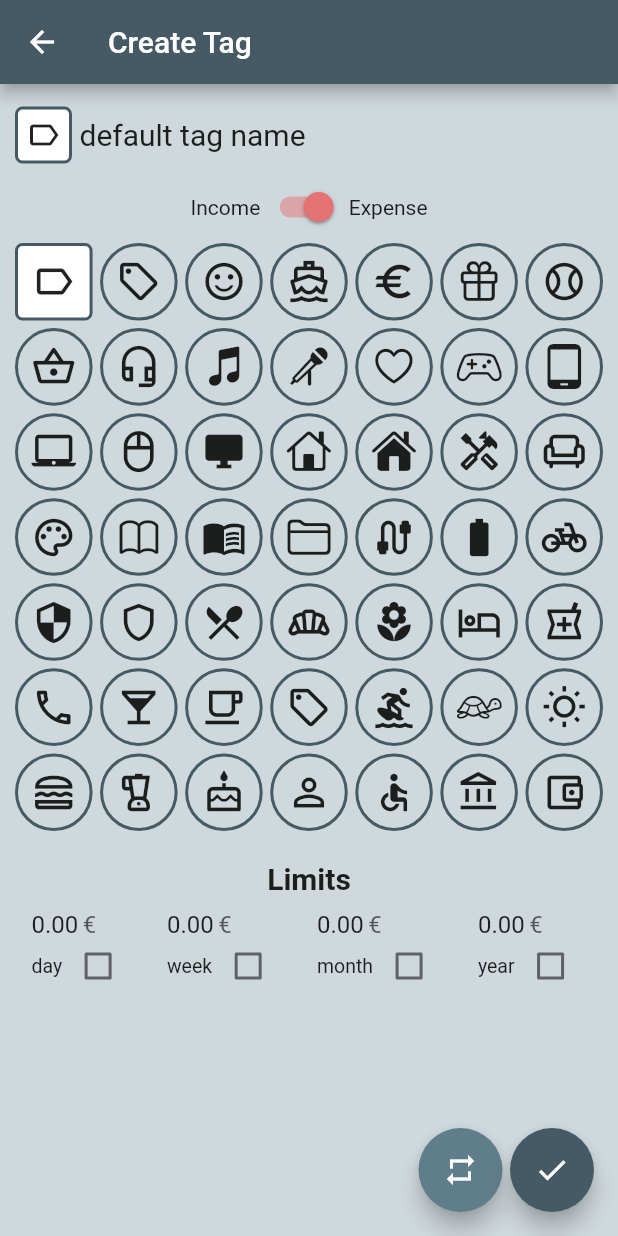
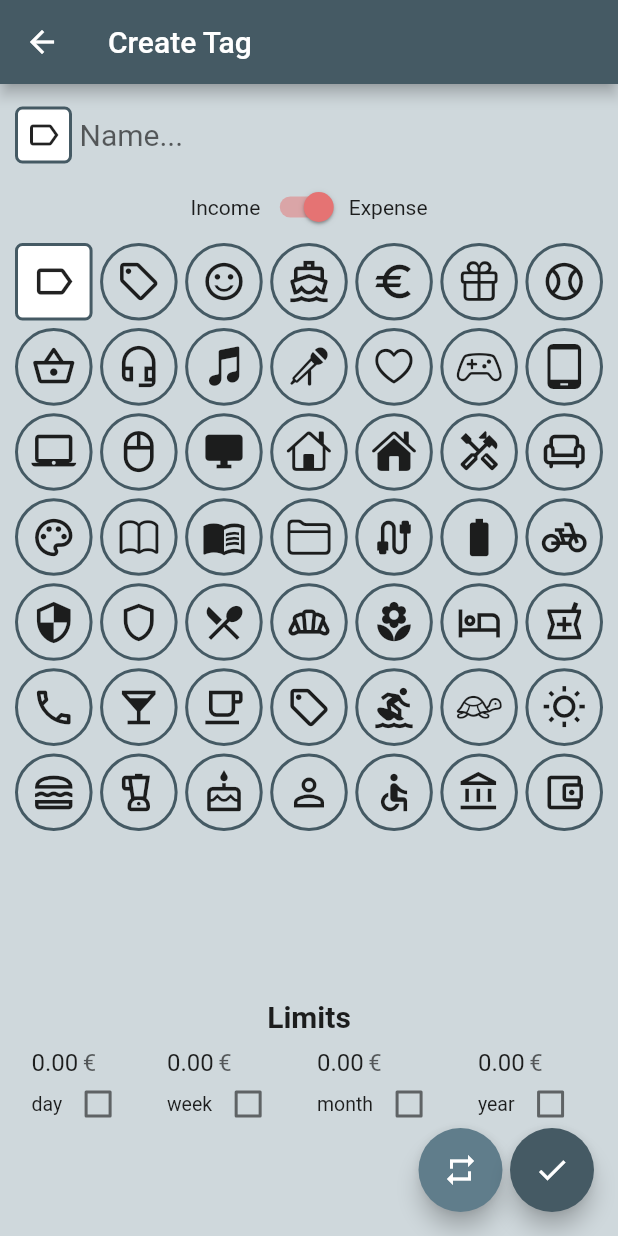
Before and after one commit to grittaweisheit/money_tracker, a Flutter app: the CreateTagView screen opened directly with empty values, on a phone screen of 412 x 824 dp. Run offline on Flutter 3.47's test engine with Material 2 defaults, Android fonts, the phone set to English and light mode, and no system bars; our stand-ins replace flutter_datetime_picker, hive, hive_flutter; accounts and stored records are empty; generated files the repository leaves out were written again.

Commit message:
reorder transactions, improve tag creation, apply recurring

```diff
--- a/lib/main.dart
+++ b/lib/main.dart
@@ -10,7 +10,6 @@ void main() async {
   await Hive.initFlutter();
   Hive.registerAdapter(RecurringTransactionAdapter());
   Hive.registerAdapter(OneTimeTransactionAdapter());
-  Hive.registerAdapter(CategoryAdapter());
   Hive.registerAdapter(TagAdapter());
   Hive.registerAdapter(RuleAdapter());
   Hive.registerAdapter(PeriodAdapter());
--- a/lib/models/Transactions.dart
+++ b/lib/models/Transactions.dart
@@ -1,99 +1,8 @@
-import 'package:flutter/cupertino.dart';
 import 'package:hive/hive.dart';
 
 part 'Transactions.g.dart';
 
 @HiveType(typeId: 0)
-class RecurringTransaction extends HiveObject {
-  @HiveField(0)
-  String description;
-  @HiveField(1)
-  bool isIncome;
-  @HiveField(2)
-  double amount;
-  @HiveField(3)
-  Category category;
-  @HiveField(4)
-  List<Tag> tags;
-  @HiveField(5)
-  Rule repetitionRule;
-  @HiveField(6)
-  DateTime nextExecution;
-
-  RecurringTransaction(this.description, this.isIncome, this.amount,
-      this.category, this.tags, this.repetitionRule, this.nextExecution);
-
-  getSignedAmountString() {
-    String omen = isIncome ? '+' : '-';
-    return '$omen ${amount.toString()} €';
-  }
-}
-
-@HiveType(typeId: 1)
-class OneTimeTransaction extends HiveObject {
-  @HiveField(0)
-  String description;
-  @HiveField(1)
-  bool isIncome;
-  @HiveField(2)
-  double amount;
-  @HiveField(3)
-  Category category;
-  @HiveField(4)
-  List<Tag> tags;
-  @HiveField(5)
-  DateTime date;
-
-  OneTimeTransaction(this.description, this.isIncome, this.amount,
-      this.category, this.tags, this.date);
-
-  getSignedAmountString() {
-    String omen = isIncome ? '+' : '-';
-    return '$omen ${amount.toString()} €';
-  }
-}
-
-@HiveType(typeId: 2)
-class Tag extends HiveObject {
-  @HiveField(0)
-  String name; // 0-days, 1-weeks, 2-months, 3-years
-  @HiveField(1)
-  bool isIncomeTag;
-  @HiveField(2)
-  List<double> limits = [-1, -1, -1, -1]; // 0-days, 1-weeks, 2-months, 3-years
-  @HiveField(3)
-  List<OneTimeTransaction> oneTimeTransactions = [];
-  @HiveField(4)
-  Icon icon;
-
-  Tag(this.name, this.isIncomeTag, this.limits, this.icon);
-}
-
-@HiveType(typeId: 3)
-class Category extends HiveObject {
-  @HiveField(0)
-  String name;
-  @HiveField(1)
-  bool isIncomeCategory;
-  @HiveField(2)
-  List<double> limits = [-1, -1, -1, -1]; // 0-days, 1-weeks, 2-months, 3-years
-  @HiveField(3)
-  List<OneTimeTransaction> oneTimeTransactions = [];
-
-  Category(this.name, this.isIncomeCategory);
-}
-
-@HiveType(typeId: 4)
-class Rule extends HiveObject {
-  @HiveField(0)
-  int every;
-  @HiveField(1)
-  Period period; // 0-days, 1-weeks, 2-months, 3-years
-
-  Rule(this.every, this.period);
-}
-
-@HiveType(typeId: 5)
 enum Period {
   @HiveField(0)
   day,
@@ -104,3 +13,73 @@ enum Period {
   @HiveField(3)
   year
 }
+
+@HiveType(typeId: 1)
+class Rule extends HiveObject {
+  @HiveField(0)
+  int every;
+  @HiveField(1)
+  Period period; // 0-days, 1-weeks, 2-months, 3-years
+
+  Rule(this.every, this.period);
+}
+
+@HiveType(typeId: 2)
+class Tag extends HiveObject {
+  @HiveField(0)
+  String name; // 0-days, 1-weeks, 2-months, 3-years
+  @HiveField(1)
+  bool isIncomeTag;
+  @HiveField(2)
+  String icon;
+  @HiveField(3)
+  List<double> limits = [-1, -1, -1, -1]; // 0-days, 1-weeks, 2-months, 3-years
+
+  Tag(this.name, this.isIncomeTag, this.icon, this.limits);
+}
+
+@HiveType(typeId: 3)
+class RecurringTransaction extends HiveObject {
+  @HiveField(0)
+  String description;
+  @HiveField(1)
+  bool isIncome;
+  @HiveField(2)
+  double amount;
+  @HiveField(3)
+  Rule repetitionRule;
+  @HiveField(4)
+  DateTime nextExecution;
+  @HiveField(5)
+  List<Tag> tags;
+
+  RecurringTransaction(this.description, this.isIncome, this.amount,
+      this.repetitionRule, this.nextExecution, this.tags);
+
+  getSignedAmountString() {
+    String omen = isIncome ? '+' : '-';
+    return '$omen ${amount.toString()} €';
+  }
+}
+
+@HiveType(typeId: 4)
+class OneTimeTransaction extends HiveObject {
+  @HiveField(0)
+  String description;
+  @HiveField(1)
+  bool isIncome;
+  @HiveField(2)
+  double amount;
+  @HiveField(3)
+  DateTime date;
+  @HiveField(4)
+  List<Tag> tags;
+
+  OneTimeTransaction(
+      this.description, this.isIncome, this.amount, this.date, this.tags);
+
+  getSignedAmountString() {
+    String omen = isIncome ? '+' : '-';
+    return '$omen ${amount.toString()} €';
+  }
+}
--- a/lib/pages/createOneTimeTransactionView.dart
+++ b/lib/pages/createOneTimeTransactionView.dart
@@ -21,7 +21,6 @@ class _CreateOneTimeTransactionViewState
   String description;
   bool isIncome;
   double amount;
-  Category category;
   List<Tag> tags;
   DateTime date;
 
@@ -37,8 +36,7 @@ class _CreateOneTimeTransactionViewState
 
   void submitTransaction() async {
     Box<OneTimeTransaction> box = Hive.box(oneTimeTransactionBox);
-    box.add(OneTimeTransaction(
-        description, isIncome, amount, category, tags, date));
+    box.add(OneTimeTransaction(description, isIncome, amount, date, tags));
 
     Navigator.pop(context);
   }
--- a/lib/pages/createRecurringTransactionView.dart
+++ b/lib/pages/createRecurringTransactionView.dart
@@ -22,7 +22,6 @@ class _CreateRecurringTransactionViewState
   String description;
   bool isIncome;
   double amount;
-  Category category;
   List<Tag> tags;
   int every;
   Period period;
@@ -40,8 +39,8 @@ class _CreateRecurringTransactionViewState
 
   void submitTransaction() async {
     Box<RecurringTransaction> box = Hive.box(recurringTransactionBox);
-    box.add(RecurringTransaction(description, isIncome, amount, category, tags,
-        Rule(every, period), nextExecution));
+    box.add(RecurringTransaction(description, isIncome, amount,
+        Rule(every, period), nextExecution, tags));
 
     Navigator.push(context, MaterialPageRoute(builder: (context) {
       return HomeView();
--- a/lib/pages/createTagView.dart
+++ b/lib/pages/createTagView.dart
@@ -1,7 +1,7 @@
 import 'package:flutter/cupertino.dart';
 import 'package:flutter/material.dart';
 import 'package:hive/hive.dart';
-import 'package:money_tracker/components/amountInputFormField.dart';
+import 'package:money_tracker/components/amountInputFormField.dart' as amountInputFormField;
 import 'package:money_tracker/pages/TagListView.dart';
 import '../models/Transactions.dart';
 import '../Consts.dart';
@@ -20,16 +20,15 @@ class _CreateTagViewState extends State<CreateTagView> {
   bool isIncome;
   List<double> limits;
   List<bool> activeLimits;
-  Icon icon;
+  String icon;
 
   @override
   void initState() {
     super.initState();
-    name = "default tag name";
     isIncome = widget.isIncome;
     limits = List.filled(4, 0);
     activeLimits = List.filled(4, false);
-    icon = defaultIcon;
+    icon = defaultIconName;
   }
 
   void submitTag() async {
@@ -39,7 +38,7 @@ class _CreateTagViewState extends State<CreateTagView> {
         limits[i] = -1;
       }
     }
-    box.add(Tag(name, isIncome, limits, icon));
+    box.add(Tag(name, isIncome, icon, limits));
 
     Navigator.push(context, MaterialPageRoute(builder: (context) {
       return TagListView();
@@ -50,7 +49,7 @@ class _CreateTagViewState extends State<CreateTagView> {
   Widget build(BuildContext context) {
     final _formKey = GlobalKey<FormState>();
 
-    void _handleSelection(Icon tappedIcon) {
+    void _handleSelection(String tappedIcon) {
       _formKey.currentState.save();
       setState(() {
         icon = tappedIcon;
@@ -58,9 +57,7 @@ class _CreateTagViewState extends State<CreateTagView> {
     }
 
     Widget getDescriptionFormField() {
-      return Row(
-          crossAxisAlignment: CrossAxisAlignment.center,
-          children: [
+      return Row(crossAxisAlignment: CrossAxisAlignment.center, children: [
         Container(
           alignment: Alignment.center,
           padding: EdgeInsets.all(5),
@@ -68,20 +65,19 @@ class _CreateTagViewState extends State<CreateTagView> {
             borderRadius: BorderRadius.circular(5),
             shape: BoxShape.rectangle,
             color: Colors.white,
-            border: Border.all(
-                color: primaryColor, width: 2),
+            border: Border.all(color: primaryColor, width: 2),
           ),
-          child: icon,
+          child: allIconsMap[icon],
         ),
         leftRightSpace5,
         Expanded(
             child: TextFormField(
-              style: TextStyle(fontSize: 20),
+                style: TextStyle(fontSize: 20),
                 initialValue: name,
-                autovalidateMode: AutovalidateMode.onUserInteraction,
                 validator: (value) =>
                     value.length <= 0 ? "Please provide a name." : null,
-                decoration: InputDecoration(hintText: "Name...", border: InputBorder.none),
+                decoration: InputDecoration(
+                    hintText: "Name...", border: InputBorder.none),
                 onSaved: (value) {
                   setState(() {
                     name = value;
@@ -113,10 +109,9 @@ class _CreateTagViewState extends State<CreateTagView> {
     Widget getLimitInputField(int index) {
       return TextFormField(
           initialValue: limits[index].toStringAsFixed(2),
-          autovalidateMode: AutovalidateMode.onUserInteraction,
-          validator: validator,
-          inputFormatters: formatters,
-          keyboardType: inputType,
+          validator: amountInputFormField.validator,
+          inputFormatters: amountInputFormField.formatters,
+          keyboardType: amountInputFormField.inputType,
           decoration: InputDecoration(
               suffixText: '€',
               isDense: true,
@@ -170,17 +165,16 @@ class _CreateTagViewState extends State<CreateTagView> {
     }
 
     Widget getIconSelection() {
-      return CustomScrollView(shrinkWrap: true, slivers: [
+      return Expanded(
+          child: CustomScrollView(shrinkWrap: true, slivers: [
         SliverGrid(
           gridDelegate: SliverGridDelegateWithMaxCrossAxisExtent(
-              maxCrossAxisExtent: 60,
-              mainAxisSpacing: 5,
-              crossAxisSpacing: 5,
-              childAspectRatio: 1),
+              maxCrossAxisExtent: 60, mainAxisSpacing: 5, crossAxisSpacing: 5),
           delegate:
               SliverChildBuilderDelegate((BuildContext context, int index) {
+            var currentIconName = allIconNames[index];
             var currentIcon = allIcons[index];
-            bool isSelected = icon == currentIcon;
+            bool isSelected = icon == currentIconName;
             return Container(
                 decoration: BoxDecoration(
                   borderRadius: isSelected ? BorderRadius.circular(5) : null,
@@ -192,11 +186,11 @@ class _CreateTagViewState extends State<CreateTagView> {
                 child: IconButton(
                   iconSize: 30,
                   icon: currentIcon,
-                  onPressed: () => _handleSelection(currentIcon),
+                  onPressed: () => _handleSelection(currentIconName),
                 ));
           }, childCount: allIcons.length),
         )
-      ]);
+      ]));
     }
 
     FloatingActionButton getSwapOmenButton() {
@@ -224,7 +218,8 @@ class _CreateTagViewState extends State<CreateTagView> {
             if (_formKey.currentState.validate()) {
               submitTag();
             } else {
-              //TODO: make snack bar
+              ScaffoldMessenger.of(context).showSnackBar(
+                  SnackBar(content: Text("Could not create Tag.")));
             }
           },
           child: Icon(Icons.check));
@@ -244,7 +239,10 @@ class _CreateTagViewState extends State<CreateTagView> {
               getIncomeExpenseSwitch(),
               getIconSelection(),
               if (!isIncome) topBottomSpace20,
-              if (!isIncome) getLimitSection(),
+              if (!isIncome)
+                Padding(
+                    padding: EdgeInsets.only(bottom: 60),
+                    child: getLimitSection())
             ])),
       ),
       floatingActionButton: Row(
--- a/lib/pages/editOneTimeTransactionView.dart
+++ b/lib/pages/editOneTimeTransactionView.dart
@@ -21,7 +21,6 @@ class _EditOneTimeTransactionViewState
   List<Tag> tags;
   DateTime date;
   bool isIncome;
-  Category category;
 
   @override
   void initState() {
@@ -74,7 +73,7 @@ class _EditOneTimeTransactionViewState
           autovalidateMode: AutovalidateMode.onUserInteraction,
           initialValue: description,
           validator: (value) =>
-          value.length <= 0 ? "Please provide a description." : null,
+              value.length <= 0 ? "Please provide a description." : null,
           decoration: InputDecoration(hintText: "Description..."),
           onSaved: (value) {
             setState(() {
```
Also changed, not shown: lib/Consts.dart (+56 -53 lines), lib/Utils.dart (+19 -5 lines), lib/pages/home.dart (+61 -1 lines), lib/models/Transactions.g.dart.
